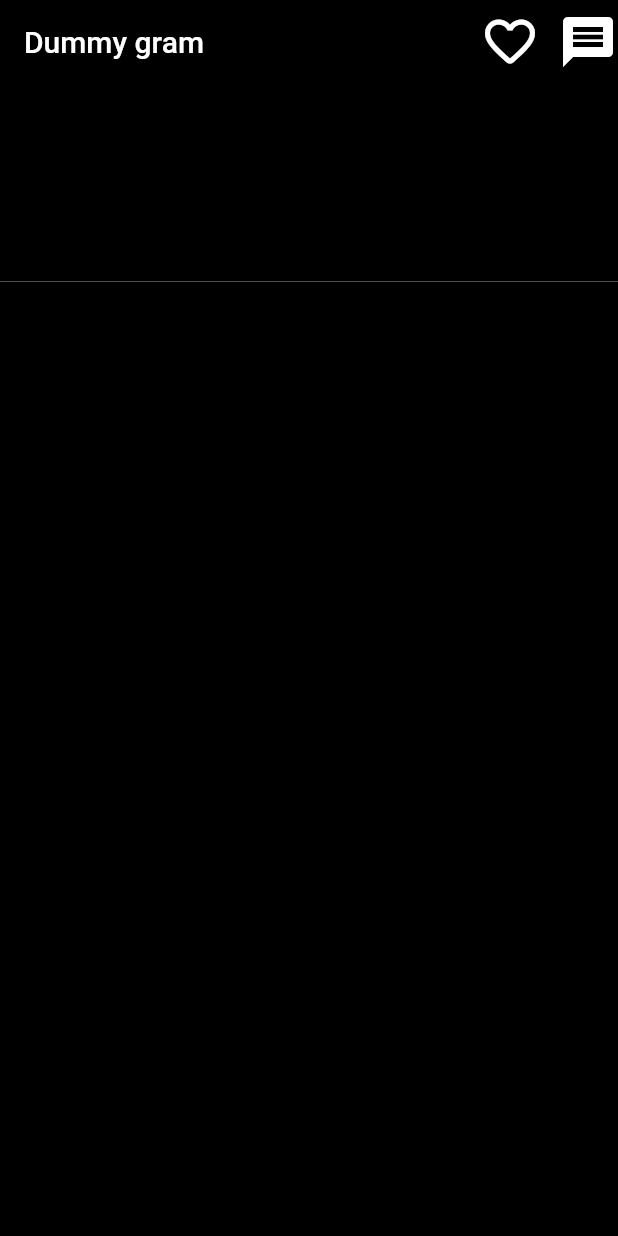
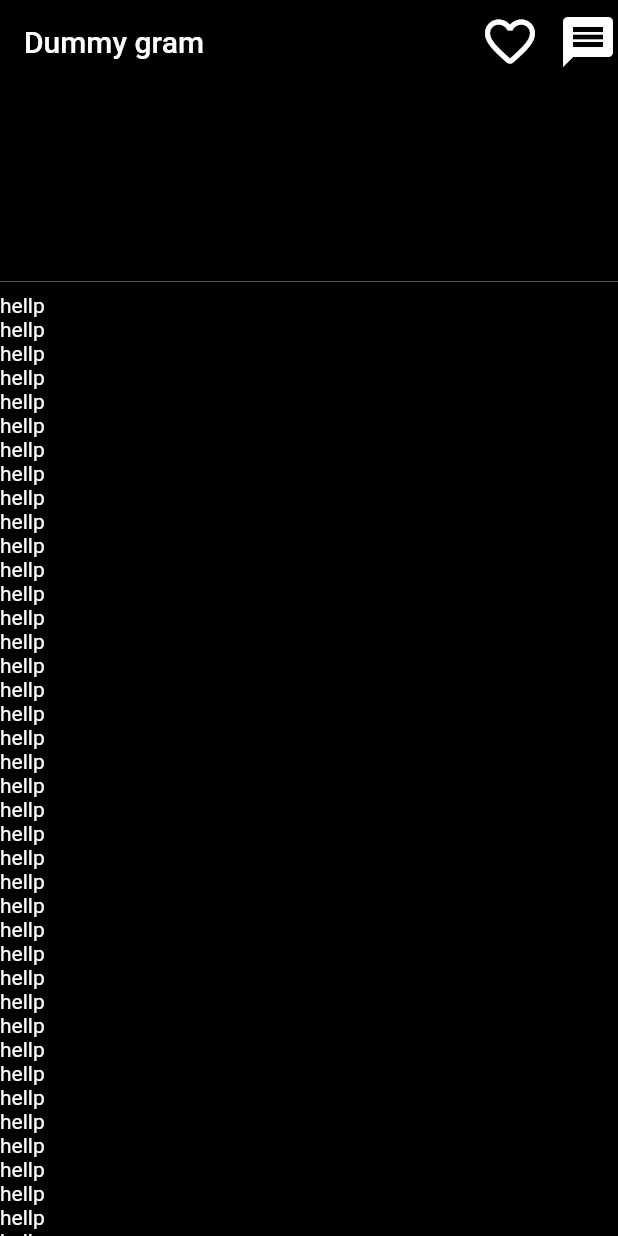
Before and after one commit to AzZaya0/dummyApp, a Flutter app: the screen it shows once a user with an empty profile is signed in, on a phone screen of 412 x 824 dp. Run offline on Flutter 3.47's test engine with Material 2 defaults, Android fonts, the phone set to English and light mode, and no system bars; our stand-ins replace cloud_firestore, firebase_auth, firebase_core, google_sign_in; accounts and stored records are empty.

Commit message:
working on post

```diff
--- a/lib/screens/home/postFeed_Page.dart
+++ b/lib/screens/home/postFeed_Page.dart
@@ -35,10 +35,13 @@ class PostFeedPage extends StatelessWidget {
   Widget _listOfPost(userdata, screenwidth, screenhight, index) {
     return Expanded(
       child: ListView.builder(
-        itemCount: 1,
+        itemCount: 100,
         itemBuilder: (BuildContext context, int index) {
           return Container(
-            child: Text('hellp'),
+            child: Text(
+              'hellp',
+              style: TextStyle(color: Colors.white),
+            ),
           );
         },
       ),
```
